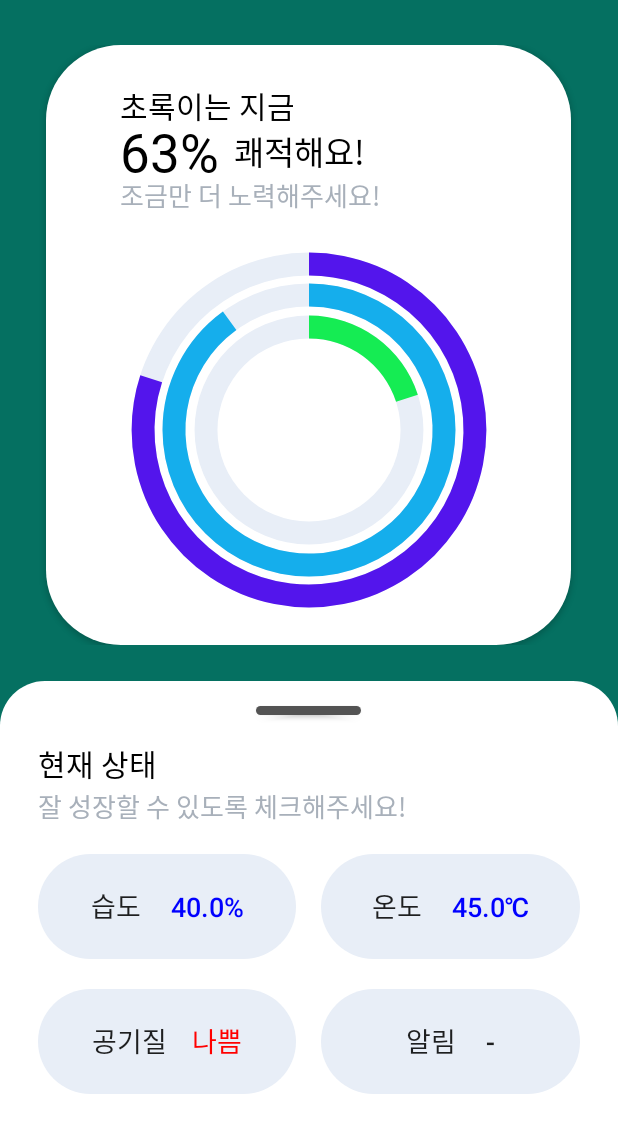
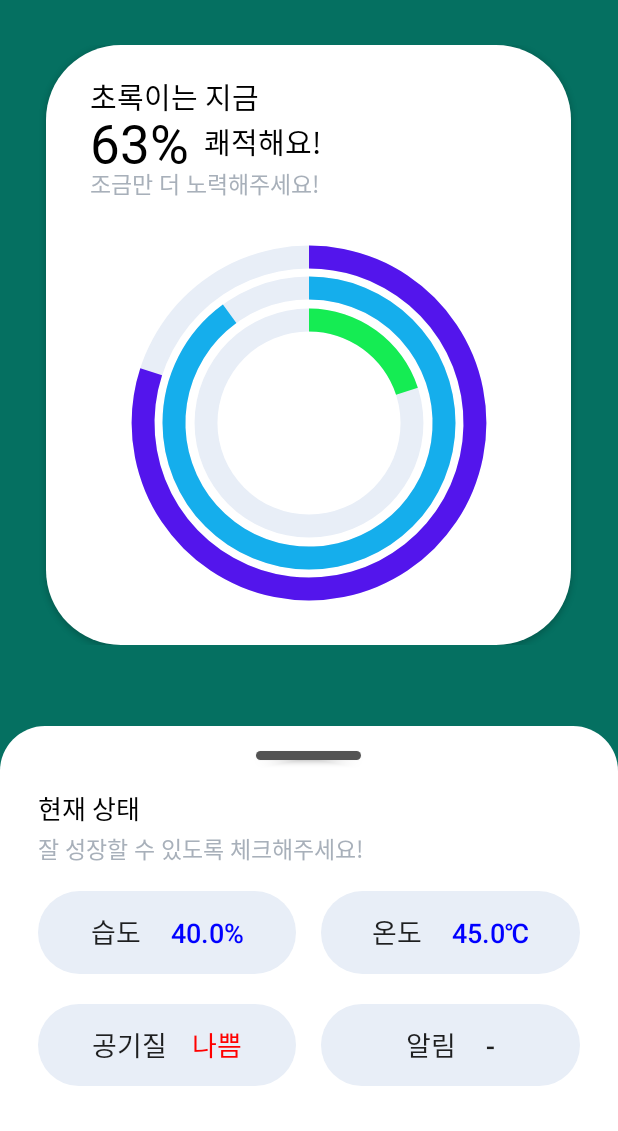
Before and after one commit to Gahyun-313/Lets-Garden, an Android app: the screen it shows after launch (MainActivity), on a phone screen of 412 x 824 dp, the part 105-1236 px from its top. Run offline under Robolectric (Android 15) with nearby library versions, the phone set to English and light mode, and no system bars.

Commit message:
2024.06.02 00:21 http 요청 기능 추가 전 상태

```diff
--- a/app/src/main/java/com/example/garden1/MainActivity.kt
+++ b/app/src/main/java/com/example/garden1/MainActivity.kt
@@ -28,6 +28,8 @@ class MainActivity : AppCompatActivity() {
         super.onCreate(savedInstanceState)
 
         setContentView(binding.root)
+
+        // TODO: retrofit 라이브러리 이용해 HTTP 통신해야 함
 
         //  **  적정값 설정 **
         var origin_humidity = 50.0; var origin_temperature = 50.0; var origin_air = 50.0
@@ -127,7 +129,7 @@ class MainActivity : AppCompatActivity() {
         }
 
         val swipeRefreshLayout = findViewById<SwipeRefreshLayout>(R.id.swipe_refresh_layout)
-        swipeRefreshLayout.setOnRefreshListener {
+        swipeRefreshLayout.setOnRefreshListener { // 화면 끌어내려 새로고침
             swipeRefreshLayout.isRefreshing = false // 새로고침 애니메이션 중지
             startProgressAnimation(progress_humidity.toInt(), progress_temperature.toInt(), progress_air.toInt()) //원형 그래프 로딩 애니메이션
         }
--- a/app/src/main/res/layout/activity_main.xml
+++ b/app/src/main/res/layout/activity_main.xml
@@ -36,7 +36,6 @@
     <!-- Bottom Sheet -->
     <include
         android:id="@+id/bottom_sheet"
-        layout="@layout/layout_bottom_sheet"
-        android:layout_gravity="bottom" />
+        layout="@layout/layout_bottom_sheet" />
 
 </androidx.coordinatorlayout.widget.CoordinatorLayout>
--- a/app/src/main/res/layout/layout_bottom_sheet.xml
+++ b/app/src/main/res/layout/layout_bottom_sheet.xml
@@ -3,11 +3,11 @@
     xmlns:app="http://schemas.android.com/apk/res-auto"
     android:id="@+id/layout_bottom_sheet"
     android:layout_width="match_parent"
-    android:layout_height="600dp"
+    android:layout_height="570dp"
     android:minHeight="420dp"
     android:background="@drawable/bottom_sheet_background"
 
-    app:behavior_peekHeight="300dp"
+    app:behavior_peekHeight="270dp"
     android:orientation="vertical"
     android:paddingHorizontal="25dp"
     android:paddingBottom="30dp"
@@ -48,18 +48,18 @@
         android:text="현재 상태"
         android:fontFamily="@font/pretendard_extrabold"
         android:textColor="@color/black"
-        android:textSize="20sp"/>
+        android:textSize="17sp"/>
 
     <!--"잘 성장할 수 있도록 체크해주세요!"-->
     <TextView
         android:id="@+id/sub_text"
         android:layout_width="match_parent"
-        android:layout_height="25dp"
+        android:layout_height="20dp"
         android:gravity="center_vertical"
         android:text="잘 성장할 수 있도록 체크해주세요!"
         android:fontFamily="@font/pretendard_medium"
         android:textColor="@color/bottom_sheet_text2"
-        android:textSize="17sp"
+        android:textSize="15sp"
         android:layout_marginBottom="10dp"/>
 
 
@@ -72,8 +72,8 @@
         <LinearLayout
             android:id="@+id/six_btn_collapsed"
             android:layout_width="match_parent"
-            android:layout_height="280dp"
-            android:minHeight="280dp"
+            android:layout_height="250dp"
+            android:minHeight="250dp"
             android:orientation="vertical"
             android:paddingBottom="100dp">
 
--- a/app/src/main/res/layout/layout_middle_box.xml
+++ b/app/src/main/res/layout/layout_middle_box.xml
@@ -27,13 +27,13 @@
                 android:layout_height="wrap_content"
                 android:layout_gravity="center|start"
                 android:fontFamily="@font/pretendard_extrabold"
-                android:paddingTop="25dp"
-                android:paddingLeft="80dp"
+                android:paddingTop="20dp"
+                android:paddingLeft="60dp"
                 android:layout_marginBottom="-8dp"
                 android:text="초록이는 지금"
                 android:textAllCaps="false"
                 android:textColor="@color/black"
-                android:textSize="20sp" />
+                android:textSize="19sp" />
 
             <LinearLayout
                 android:layout_width="match_parent"
@@ -47,7 +47,7 @@
                     android:layout_gravity="center|start"
 
                     android:fontFamily="@font/pretendard_extrabold"
-                    android:paddingLeft="80dp"
+                    android:paddingLeft="60dp"
                     android:text="100%"
                     android:textAllCaps="false"
                     android:textColor="@color/black"
@@ -63,7 +63,7 @@
                     android:text="쾌적해요!"
                     android:textAllCaps="false"
                     android:textColor="@color/black"
-                    android:textSize="22sp"/>
+                    android:textSize="19sp"/>
             </LinearLayout>
 
             <TextView
@@ -72,12 +72,12 @@
                 android:layout_height="wrap_content"
                 android:layout_gravity="center|start"
                 android:fontFamily="@font/pretendard_medium"
-                android:paddingLeft="80dp"
+                android:paddingLeft="60dp"
                 android:layout_marginTop="-8dp"
                 android:text="잘 자라고 있어요!!"
                 android:textAllCaps="false"
                 android:textColor="@color/bottom_sheet_text2"
-                android:textSize="17sp" />
+                android:textSize="15sp" />
 
             <FrameLayout
                 android:layout_width="match_parent"
```
